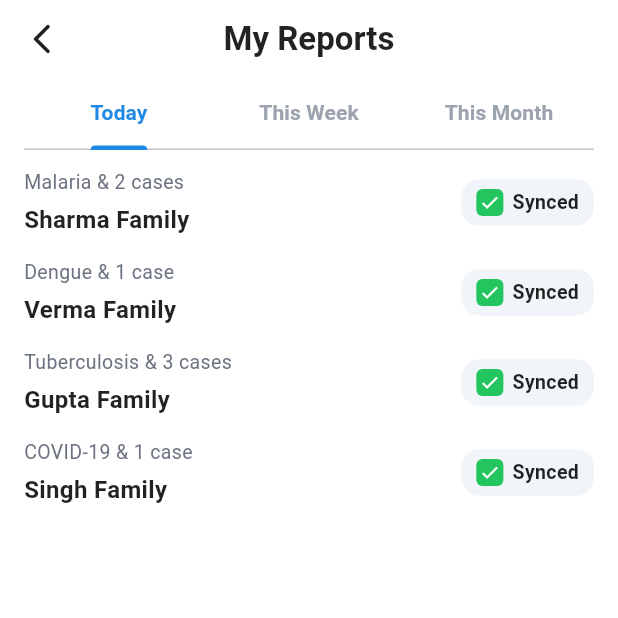
After one commit to Mahashribalakrishnan/Waterborne, a Flutter app: the AshaWorkerReportsPage screen opened directly, on a phone screen of 412 x 824 dp, the top half of it. The commit adds this screen. Run offline on Flutter 3.47's test engine with Material 3 defaults, Android fonts, the phone set to English and light mode, and no system bars; network calls fail.

Commit message:
reports page done

```diff
--- a/app/lib/frontend/ashaworkers/home.dart
+++ b/app/lib/frontend/ashaworkers/home.dart
@@ -1,6 +1,7 @@
 import 'package:flutter/material.dart';
 import 'package:app/l10n/app_localizations.dart';
 import 'package:app/locale/locale_controller.dart';
+import 'package:app/frontend/ashaworkers/reports.dart';
 
 const Color primaryBlue = Color(0xFF1E88E5);
 
@@ -80,12 +81,12 @@ class _AshaWorkerHomePageState extends State<AshaWorkerHomePage> {
               runSpacing: 4,
               children: [
                 Text(
-                  '${AppLocalizations.of(context).t('village_label')}: Rampur',
+                  '${AppLocalizations.of(context).t('village_label')}: ${AppLocalizations.of(context).t('village_rampur')}',
                   style: const TextStyle(fontSize: 13, color: primaryBlue),
                 ),
                 const _Separator(),
                 Text(
-                  '${AppLocalizations.of(context).t('district_label')}: Jaipur',
+                  '${AppLocalizations.of(context).t('district_label')}: ${AppLocalizations.of(context).t('district_jaipur')}',
                   style: const TextStyle(fontSize: 13, color: primaryBlue),
                 ),
                 const _Separator(),
@@ -157,20 +158,20 @@ class _AshaWorkerHomePageState extends State<AshaWorkerHomePage> {
             // Report items (static to match the screenshot exactly)
             _ReportRow(
               dateTime: '06 Sep 2025, 09:15 AM',
-              subText: '12 reports collected',
+              subText: '12 ' + AppLocalizations.of(context).t('reports_collected_suffix'),
               synced: true,
             ),
             const SizedBox(height: 14),
             _ReportRow(
               dateTime: '05 Sep 2025, 11:30 AM',
-              subText: '8 reports collected',
+              subText: '8 ' + AppLocalizations.of(context).t('reports_collected_suffix'),
               synced: true,
             ),
             const SizedBox(height: 14),
             // Third row without dot, and a Submit button aligned to the right (as in screenshot section bottom)
             _ReportRow(
               dateTime: '04 Sep 2025, 02:45 PM',
-              subText: '5 reports collected',
+              subText: '5 ' + AppLocalizations.of(context).t('reports_collected_suffix'),
               synced: false,
             ),
             const SizedBox(height: 12),
@@ -188,7 +189,16 @@ class _AshaWorkerHomePageState extends State<AshaWorkerHomePage> {
         ),
         child: BottomNavigationBar(
           currentIndex: _currentIndex,
-          onTap: (i) => setState(() => _currentIndex = i),
+          onTap: (i) {
+            setState(() => _currentIndex = i);
+            if (i == 2) {
+              Navigator.of(context).push(
+                MaterialPageRoute(
+                  builder: (_) => const AshaWorkerReportsPage(),
+                ),
+              );
+            }
+          },
           type: BottomNavigationBarType.fixed,
           selectedItemColor: primaryBlue,
           unselectedItemColor: const Color(0xFF9CA3AF),
--- /dev/null
+++ b/app/lib/frontend/ashaworkers/reports.dart
@@ -0,0 +1,187 @@
+import 'package:flutter/material.dart';
+import 'package:app/l10n/app_localizations.dart';
+
+const Color primaryBlue = Color(0xFF1E88E5);
+
+class AshaWorkerReportsPage extends StatelessWidget {
+  const AshaWorkerReportsPage({super.key});
+
+  @override
+  Widget build(BuildContext context) {
+    final t = AppLocalizations.of(context).t;
+
+    return DefaultTabController(
+      length: 3,
+      child: Scaffold(
+        backgroundColor: Colors.white,
+        appBar: AppBar(
+          elevation: 0,
+          centerTitle: true,
+          backgroundColor: Colors.white,
+          foregroundColor: Colors.black,
+          leading: IconButton(
+            icon: const Icon(Icons.arrow_back_ios_new_rounded),
+            onPressed: () => Navigator.of(context).pop(),
+            color: Colors.black87,
+          ),
+          title: Text(
+            t('my_reports'),
+            style: const TextStyle(
+              color: Colors.black87,
+              fontWeight: FontWeight.w700,
+            ),
+          ),
+          bottom: PreferredSize(
+            preferredSize: const Size.fromHeight(44),
+            child: Container(
+              alignment: Alignment.centerLeft,
+              padding: const EdgeInsets.symmetric(horizontal: 16),
+              child: TabBar(
+                labelColor: primaryBlue,
+                unselectedLabelColor: const Color(0xFF9CA3AF),
+                indicatorColor: primaryBlue,
+                labelStyle: const TextStyle(fontWeight: FontWeight.w600),
+                tabs: [
+                  Tab(text: t('tab_today')),
+                  Tab(text: t('tab_this_week')),
+                  Tab(text: t('tab_this_month')),
+                ],
+              ),
+            ),
+          ),
+        ),
+        body: TabBarView(
+          children: [
+            _ReportList(t: t),
+            _ReportList(t: t),
+            _ReportList(t: t),
+          ],
+        ),
+      ),
+    );
+  }
+}
+
+class _ReportList extends StatelessWidget {
+  final String Function(String) t;
+  const _ReportList({required this.t});
+
+  @override
+  Widget build(BuildContext context) {
+    // Demo static items to match screenshot
+    final items = [
+      _Item(
+        surname: t('surname_sharma'),
+        disease: t('malaria'),
+        cases: 2,
+      ),
+      _Item(
+        surname: t('surname_verma'),
+        disease: t('dengue'),
+        cases: 1,
+      ),
+      _Item(
+        surname: t('surname_gupta'),
+        disease: t('tuberculosis'),
+        cases: 3,
+      ),
+      _Item(
+        surname: t('surname_singh'),
+        disease: t('covid19'),
+        cases: 1,
+      ),
+    ];
+
+    return ListView.separated(
+      padding: const EdgeInsets.symmetric(horizontal: 16, vertical: 12),
+      itemCount: items.length,
+      separatorBuilder: (_, __) => const SizedBox(height: 14),
+      itemBuilder: (context, index) {
+        final it = items[index];
+        final caseWord = it.cases == 1 ? t('case') : t('cases');
+        return Row(
+          crossAxisAlignment: CrossAxisAlignment.center,
+          children: [
+            // Left text block
+            Expanded(
+              child: Column(
+                crossAxisAlignment: CrossAxisAlignment.start,
+                children: [
+                  Text(
+                    '${it.disease} & ${it.cases} $caseWord',
+                    style: const TextStyle(
+                      fontSize: 13,
+                      color: Color(0xFF6B7280),
+                    ),
+                  ),
+                  const SizedBox(height: 4),
+                  Text(
+                    '${it.surname} ${t('family')}',
+                    style: const TextStyle(
+                      fontSize: 16,
+                      color: Colors.black87,
+                      fontWeight: FontWeight.w700,
+                    ),
+                  ),
+                ],
+              ),
+            ),
+            const SizedBox(width: 12),
+            // Right synced pill
+            _SyncedPill(text: t('synced')),
+          ],
+        );
+      },
+    );
+  }
+}
+
+class _SyncedPill extends StatelessWidget {
+  final String text;
+  const _SyncedPill({required this.text});
+
+  @override
+  Widget build(BuildContext context) {
+    return Container(
+      padding: const EdgeInsets.symmetric(horizontal: 10, vertical: 6),
+      decoration: BoxDecoration(
+        color: const Color(0xFFF1F5F9),
+        borderRadius: BorderRadius.circular(12),
+      ),
+      child: Row(
+        mainAxisSize: MainAxisSize.min,
+        children: [
+          Container(
+            width: 18,
+            height: 18,
+            decoration: BoxDecoration(
+              color: const Color(0xFF22C55E), // green
+              borderRadius: BorderRadius.circular(4),
+            ),
+            child: const Icon(
+              Icons.check,
+              size: 14,
+              color: Colors.white,
+            ),
+          ),
+          const SizedBox(width: 6),
+          Text(
+            text,
+            style: const TextStyle(
+              color: Colors.black87,
+              fontSize: 13,
+              fontWeight: FontWeight.w600,
+            ),
+          ),
+        ],
+      ),
+    );
+  }
+}
+
+class _Item {
+  final String surname;
+  final String disease;
+  final int cases;
+  _Item({required this.surname, required this.disease, required this.cases});
+}
--- a/app/lib/l10n/app_localizations.dart
+++ b/app/lib/l10n/app_localizations.dart
@@ -12,12 +12,30 @@ class AppLocalizations {
       'hello_priya': 'Hello, Priya',
       'village_label': 'Village',
       'district_label': 'District',
+      'village_rampur': 'Rampur',
+      'district_jaipur': 'Jaipur',
       'outbreak_stage_label': 'Outbreak Stage',
       'geo_risk_map': 'Geo Risk Map',
       'risk_level_low': 'Risk Level: Low',
       'recent_reports': 'Recent Reports',
       'synced': 'Synced',
       'not_synced': 'Not Synced',
+      'reports_collected_suffix': 'reports collected',
+      'my_reports': 'My Reports',
+      'tab_today': 'Today',
+      'tab_this_week': 'This Week',
+      'tab_this_month': 'This Month',
+      'malaria': 'Malaria',
+      'dengue': 'Dengue',
+      'tuberculosis': 'Tuberculosis',
+      'covid19': 'COVID-19',
+      'case': 'case',
+      'cases': 'cases',
+      'family': 'Family',
+      'surname_sharma': 'Sharma',
+      'surname_verma': 'Verma',
+      'surname_gupta': 'Gupta',
+      'surname_singh': 'Singh',
       'title_welcome': 'Welcome back',
       'subtitle_login': 'Login to your account to continue',
       'hint_phone': 'Phone Number',
@@ -54,12 +72,30 @@ class AppLocalizations {
       'hello_priya': 'प्रिय, नमस्ते',
       'village_label': 'गाउँ',
       'district_label': 'जिल्ला',
+      'village_rampur': 'रामपुर',
+      'district_jaipur': 'जयपुर',
       'outbreak_stage_label': 'आउटब्रेक चरण',
       'geo_risk_map': 'भौगोलिक जोखिम नक्सा',
       'risk_level_low': 'जोखिम स्तर: कम',
       'recent_reports': 'भर्खरका प्रतिवेदनहरू',
       'synced': 'समक्रमित',
       'not_synced': 'असमक्रमित',
+      'reports_collected_suffix': 'प्रतिवेदन सङ्कलित',
+      'my_reports': 'मेरो प्रतिवेदन',
+      'tab_today': 'आज',
+      'tab_this_week': 'यो हप्ता',
+      'tab_this_month': 'यो महिना',
+      'malaria': 'मलेरिया',
+      'dengue': 'डेङ्गु',
+      'tuberculosis': 'क्षयरोग',
+      'covid19': 'कोभिड-19',
+      'case': 'मामिला',
+      'cases': 'मामिलाहरू',
+      'family': 'परिवार',
+      'surname_sharma': 'शर्मा',
+      'surname_verma': 'वर्मा',
+      'surname_gupta': 'गुप्ता',
+      'surname_singh': 'सिंह',
       'title_welcome': 'फेरि स्वागत छ',
       'subtitle_login': 'आफ्नो खाता मा लगइन गर्नुहोस्',
       'hint_phone': 'फोन नम्बर',
@@ -96,12 +132,30 @@ class AppLocalizations {
       'hello_priya': 'প্ৰিয়া, নমস্কাৰ',
       'village_label': 'গাঁও',
       'district_label': 'জিলা',
+      'village_rampur': 'ৰামপুৰ',
+      'district_jaipur': 'জয়পুৰ',
       'outbreak_stage_label': 'আউটব্ৰেক স্তৰ',
       'geo_risk_map': 'ভৌগোলিক বিপদ মানচিত্ৰ',
       'risk_level_low': 'ঝুঁকিৰ স্তৰ: কম',
       'recent_reports': 'শেহতীয়া প্ৰতিবেদনসমূহ',
       'synced': 'ছিংক্ড',
       'not_synced': 'নছিংকড',
+      'reports_collected_suffix': 'প্ৰতিবেদন সংগৃহীত',
+      'my_reports': 'মোৰ প্ৰতিবেদন',
+      'tab_today': 'আজি',
+      'tab_this_week': 'এই সপ্তাহ',
+      'tab_this_month': 'এই মাহ',
+      'malaria': 'মেলেৰিয়া',
+      'dengue': 'ডেংগু',
+      'tuberculosis': 'ক্ষয়ৰোগ',
+      'covid19': 'ক’ভিচ-১৯',
+      'case': 'কেচ',
+      'cases': 'কেচসমূহ',
+      'family': 'পৰিয়াল',
+      'surname_sharma': 'শর্মা',
+      'surname_verma': 'বর্মা',
+      'surname_gupta': 'গুপ্তা',
+      'surname_singh': 'সিংহ',
       'title_welcome': 'ফেৰাই আহ্বান',
       'subtitle_login': 'আগবাঢ়িবলৈ আপোনাৰ একাউন্টত লগিন কৰক',
       'hint_phone': 'ফোন নম্বৰ',
@@ -138,12 +192,30 @@ class AppLocalizations {
       'hello_priya': 'हैलो, प्रिया',
       'village_label': 'गांव',
       'district_label': 'जिला',
+      'village_rampur': 'रामपुर',
+      'district_jaipur': 'जयपुर',
       'outbreak_stage_label': 'प्रकोप चरण',
       'geo_risk_map': 'भू जोखिम मानचित्र',
       'risk_level_low': 'जोखिम स्तर: कम',
       'recent_reports': 'हाल की रिपोर्ट्स',
       'synced': 'सिंक्ड',
       'not_synced': 'नॉट सिंक्ड',
+      'reports_collected_suffix': 'रिपोर्ट एकत्रित',
+      'my_reports': 'मेरी रिपोर्ट्स',
+      'tab_today': 'आज',
+      'tab_this_week': 'इस सप्ताह',
+      'tab_this_month': 'इस महीने',
+      'malaria': 'मलेरिया',
+      'dengue': 'डेंगू',
+      'tuberculosis': 'क्षय रोग',
+      'covid19': 'कोविड-19',
+      'case': 'मामला',
+      'cases': 'मामले',
+      'family': 'परिवार',
+      'surname_sharma': 'शर्मा',
+      'surname_verma': 'वर्मा',
+      'surname_gupta': 'गुप्ता',
+      'surname_singh': 'सिंह',
       'title_welcome': 'वापस स्वागत है',
       'subtitle_login': 'जारी रखने के लिए अपने खाते में लॉगिन करें',
       'hint_phone': 'फोन नंबर',
```
